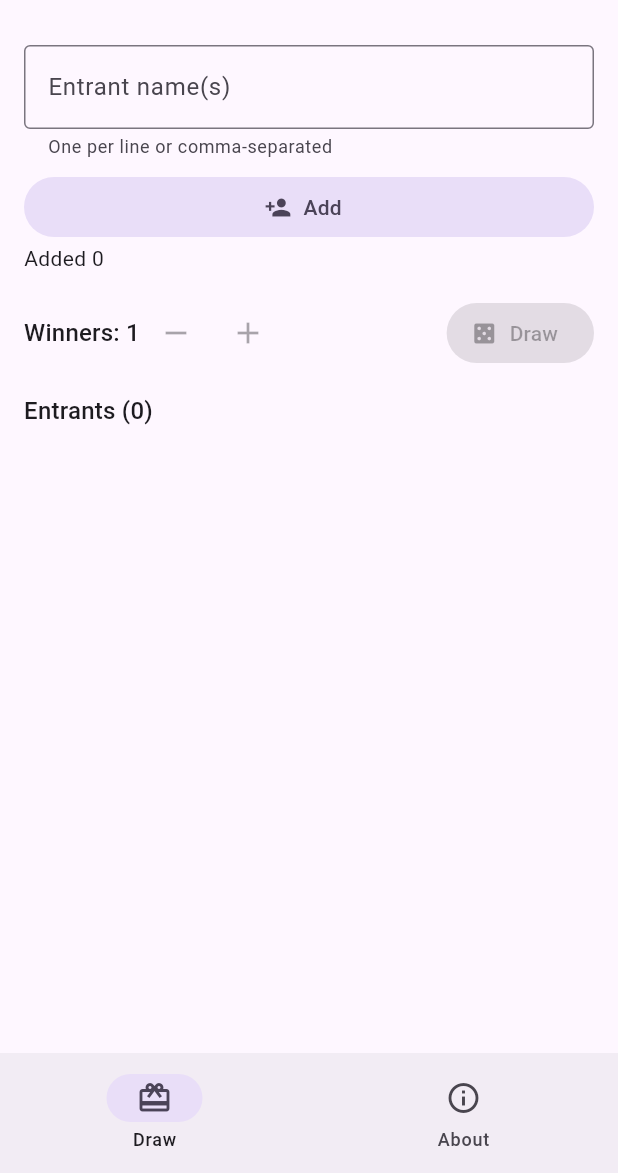
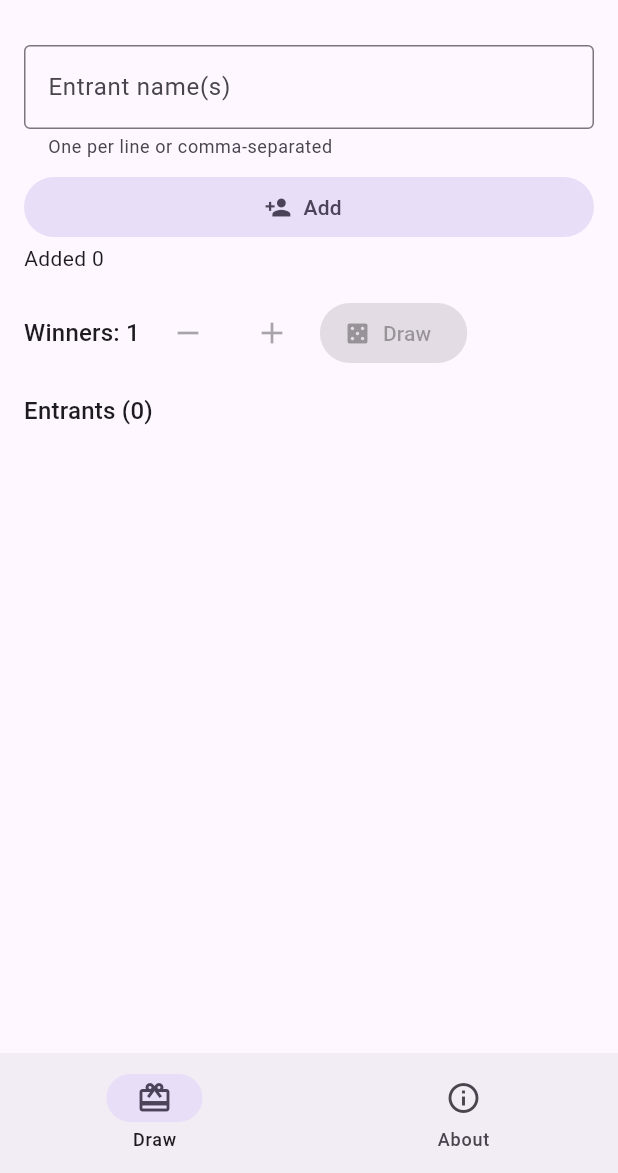
Before and after one commit to bookchaowalit-mobile/bookchaowalit-giveaways-mobile, a Flutter app: the screen it shows after launch, after a tap on "Add", on a phone screen of 412 x 824 dp, the part 63-1236 px from its top. Run offline on Flutter 3.47's test engine with Material 3 defaults, Android fonts, the phone set to English and light mode, and no system bars.

```diff
--- a/lib/logic/draw.dart
+++ b/lib/logic/draw.dart
@@ -2,6 +2,14 @@
 library;
 
 import 'dart:math';
+
+import 'package:characters/characters.dart';
+
+const maxNameLength = 80;
+
+/// Zero-width space and BOM often ride along when names are pasted from web
+/// pages or spreadsheets; they would make `Bob` and `Bob\u200B` different.
+final _invisible = RegExp('[\u200B\uFEFF]');
 
 class EntrantList {
   final List<String> _names = [];
@@ -10,14 +18,17 @@ class EntrantList {
   List<String> get names => List.unmodifiable(_names);
   int get length => _names.length;
 
-  static String _key(String name) =>
-      name.trim().replaceAll(RegExp(r'\s+'), ' ').toLowerCase();
+  static String _clean(String name) =>
+      name.replaceAll(_invisible, '').trim().replaceAll(RegExp(r'\s+'), ' ');
+
+  static String _key(String name) => _clean(name).toLowerCase();
 
   /// Adds one entrant. Returns false for blank names or duplicates
   /// (compared case-insensitively with collapsed whitespace).
   bool add(String name) {
-    final clean = name.trim().replaceAll(RegExp(r'\s+'), ' ');
-    if (clean.isEmpty || clean.length > 80) return false;
+    final clean = _clean(name);
+    // Grapheme clusters, so emoji and Thai combining marks count once.
+    if (clean.isEmpty || clean.characters.length > maxNameLength) return false;
     if (!_keys.add(_key(clean))) return false;
     _names.add(clean);
     return true;
--- a/lib/screens/home_screen.dart
+++ b/lib/screens/home_screen.dart
@@ -78,11 +78,25 @@ class _HomeScreenState extends State<HomeScreen> {
             icon: const Icon(Icons.person_add),
             label: const Text('Add'),
           ),
-          if (_message != null) Text(_message!, key: const Key('add-message')),
+          if (_message != null)
+            Semantics(
+              liveRegion: true,
+              child: Text(_message!, key: const Key('add-message')),
+            ),
           const SizedBox(height: 16),
-          Row(
+          // Wrap (not Row) so large text sizes flow onto a second line
+          // instead of overflowing on a phone.
+          Wrap(
+            crossAxisAlignment: WrapCrossAlignment.center,
+            spacing: 8,
             children: [
-              Text('Winners: $_winnerCount', style: textTheme.titleMedium),
+              Semantics(
+                liveRegion: true,
+                child: Text(
+                  'Winners: $_winnerCount',
+                  style: textTheme.titleMedium,
+                ),
+              ),
               IconButton(
                 tooltip: 'Fewer winners',
                 icon: const Icon(Icons.remove),
@@ -97,7 +111,6 @@ class _HomeScreenState extends State<HomeScreen> {
                     ? () => setState(() => _winnerCount++)
                     : null,
               ),
-              const Spacer(),
               FilledButton.icon(
                 key: const Key('draw'),
                 onPressed: canDraw ? _draw : null,
@@ -110,7 +123,9 @@ class _HomeScreenState extends State<HomeScreen> {
             Text('Winners', style: textTheme.titleMedium),
             for (var i = 0; i < _winners.length; i++)
               ListTile(
-                leading: CircleAvatar(child: Text('${i + 1}')),
+                leading: CircleAvatar(
+                  child: Text('${i + 1}', semanticsLabel: 'Winner ${i + 1}'),
+                ),
                 title: Text(_winners[i], key: Key('winner-$i')),
               ),
           ],
--- a/pubspec.yaml
+++ b/pubspec.yaml
@@ -9,6 +9,7 @@ environment:
 dependencies:
   flutter:
     sdk: flutter
+  characters: ^1.4.0
   cupertino_icons: ^1.0.8
 
 dev_dependencies:
```
Also changed, not shown: pubspec.lock, 3 other files.
